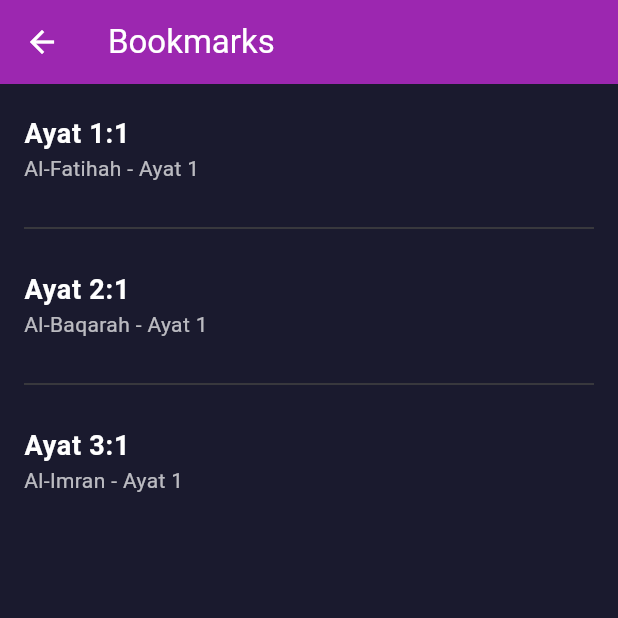
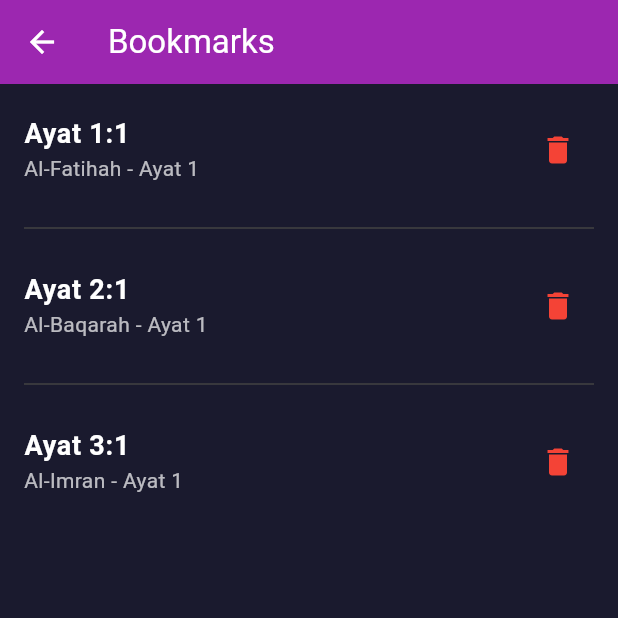
Before and after one commit to Reizxz21/frontendproject, a Flutter app: the BookmarksPage screen opened by its route, on a phone screen of 412 x 824 dp, the top half of it. Run offline on Flutter 3.47's test engine with Material 3 defaults, Android fonts, the light colour scheme and no system bars.

Commit message:
revisi tambahkan hapus bookmark

```diff
--- a/lib/bookmarks_page.dart
+++ b/lib/bookmarks_page.dart
@@ -1,11 +1,28 @@
 import 'package:flutter/material.dart';
 
-class BookmarksPage extends StatelessWidget {
-  final List<Map<String, String>> bookmarks = [
+class BookmarksPage extends StatefulWidget {
+  @override
+  _BookmarksPageState createState() => _BookmarksPageState();
+}
+
+class _BookmarksPageState extends State<BookmarksPage> {
+  List<Map<String, String>> bookmarks = [
     {'ayat': '1:1', 'details': 'Al-Fatihah - Ayat 1'},
     {'ayat': '2:1', 'details': 'Al-Baqarah - Ayat 1'},
     {'ayat': '3:1', 'details': 'Al-Imran - Ayat 1'},
   ];
+
+  void removeBookmark(int index) {
+    setState(() {
+      bookmarks.removeAt(index);
+    });
+    ScaffoldMessenger.of(context).showSnackBar(
+      SnackBar(
+        content: Text('Bookmark dihapus'),
+        duration: Duration(seconds: 2),
+      ),
+    );
+  }
 
   @override
   Widget build(BuildContext context) {
@@ -20,7 +37,14 @@ class BookmarksPage extends StatelessWidget {
       ),
       body: Container(
         color: Color(0xFF1A1A2E), // Warna latar belakang utama
-        child: ListView.separated(
+        child: bookmarks.isEmpty
+            ? Center(
+                child: Text(
+                  'Tidak ada bookmark',
+                  style: TextStyle(color: Colors.white70, fontSize: 18),
+                ),
+              )
+            : ListView.separated(
                 itemCount: bookmarks.length,
                 separatorBuilder: (context, index) => Divider(
                   color: Colors.grey[800], // Warna pembatas antar item
@@ -31,7 +55,8 @@ class BookmarksPage extends StatelessWidget {
                 itemBuilder: (context, index) {
                   final bookmark = bookmarks[index];
                   return ListTile(
-              contentPadding: EdgeInsets.symmetric(horizontal: 16, vertical: 8),
+                    contentPadding:
+                        EdgeInsets.symmetric(horizontal: 16, vertical: 8),
                     title: Text(
                       'Ayat ${bookmark['ayat']}',
                       style: TextStyle(
@@ -47,6 +72,10 @@ class BookmarksPage extends StatelessWidget {
                         color: Colors.white70,
                       ),
                     ),
+                    trailing: IconButton(
+                      icon: Icon(Icons.delete, color: Colors.red),
+                      onPressed: () => removeBookmark(index),
+                    ),
                   );
                 },
               ),
--- a/lib/progress_page.dart
+++ b/lib/progress_page.dart
@@ -1,7 +1,7 @@
 import 'package:flutter/material.dart';
 
 class ProgressPage extends StatelessWidget {
-  final double progressPercentage = 0.65; // 65% progres selesai
+  final double progressPercentage = 0.37; // 65% progres selesai
 
   @override
   Widget build(BuildContext context) {
```
Lines whose indentation alone changed are shown as unchanged.
